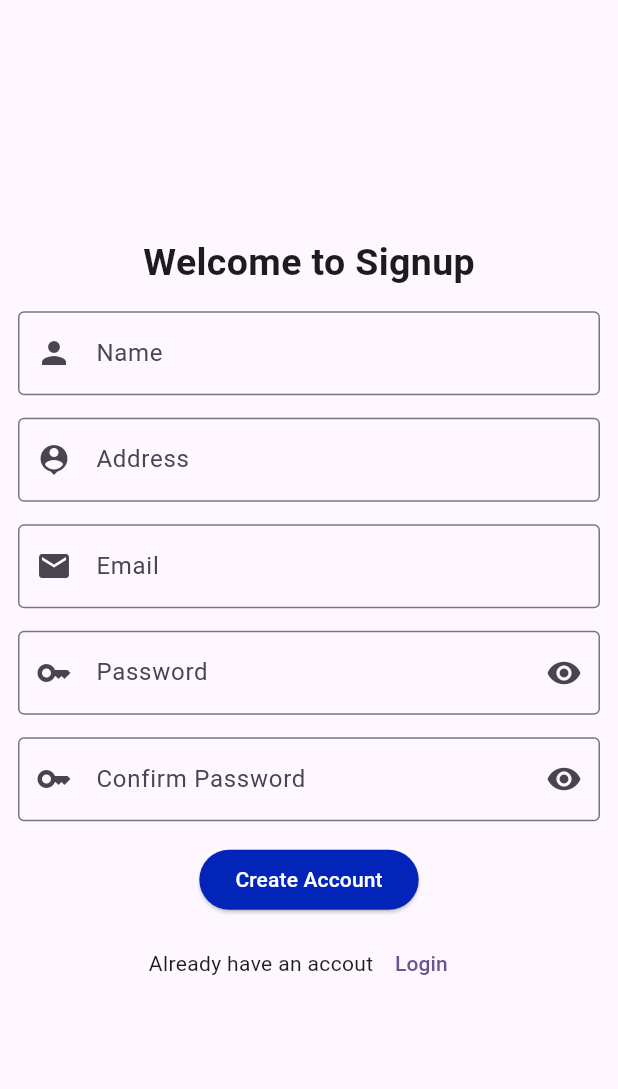
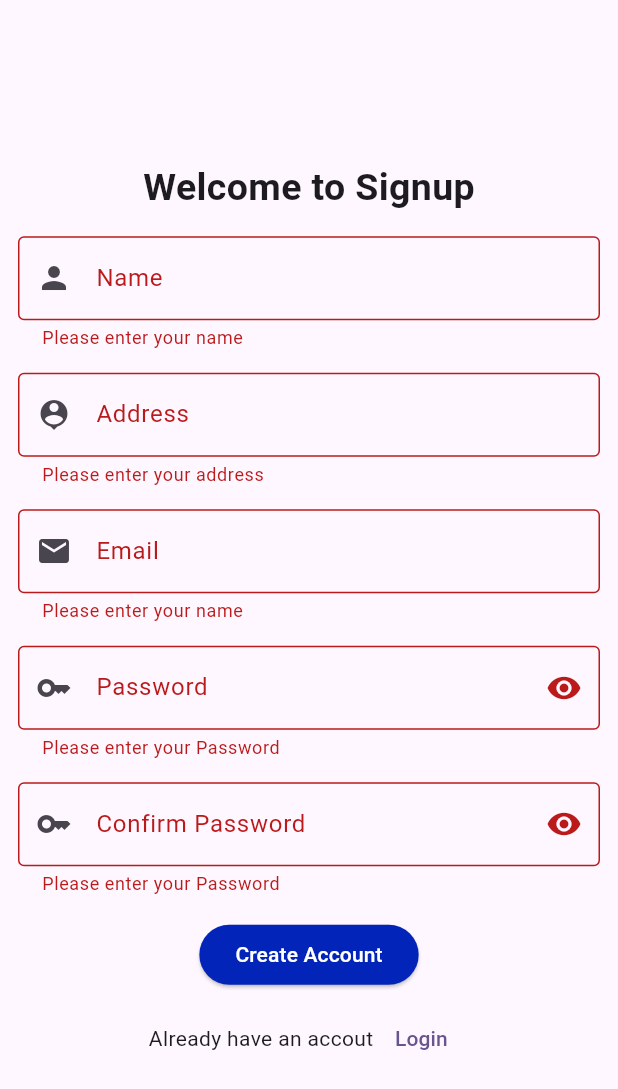
Before and after one commit to pukarnepali/flutter-signup-login, a Flutter app: the SignupScreen screen opened directly, after a tap on "Create Account", on a phone screen of 412 x 824 dp. Shown: the top 1089 px of the screen. Run offline on Flutter 3.47's test engine with Material 3 defaults, Android fonts, the phone set to English and light mode, and no system bars.

Commit message:
use of validator

```diff
--- a/lib/signup_screen.dart
+++ b/lib/signup_screen.dart
@@ -8,12 +8,15 @@ class SignupScreen extends StatefulWidget {
 }
 
 class _SignupScreenState extends State<SignupScreen> {
+  var _formKey = GlobalKey<FormState>();
   bool isVisible = true;
   @override
   Widget build(BuildContext context) {
     return Scaffold(
       body: Padding(
         padding: EdgeInsets.all(12.0),
+        child: Form(
+          key: _formKey,
           child: Column(
             mainAxisAlignment: MainAxisAlignment.center,
             children: [
@@ -24,34 +27,58 @@ class _SignupScreenState extends State<SignupScreen> {
               SizedBox(
                 height: 14,
               ),
-            TextField(
+              TextFormField(
                 decoration: InputDecoration(
                   prefixIcon: Icon(Icons.person),
                   labelText: "Name",
                   hintText: "Pukar Nepali",
                   border: OutlineInputBorder(),
                 ),
+                validator: (String? value) {
+                  if (value == null || value.isEmpty) {
+                    return "Please enter your name";
+                  } else if (value.length < 8) {
+                    return "Name should be atleast of 8 letters";
+                  }
+                  return null;
+                },
               ),
               SizedBox(height: 15),
-            TextField(
+              TextFormField(
                 decoration: InputDecoration(
                   prefixIcon: Icon(Icons.location_history),
                   labelText: "Address",
                   hintText: "Pokhara, Kaski",
                   border: OutlineInputBorder(),
                 ),
+                validator: (String? value) {
+                  if (value == null || value.isEmpty) {
+                    return "Please enter your address";
+                  } else if (value.length < 8) {
+                    return "Enter Valid Address";
+                  }
+                  return null;
+                },
               ),
               SizedBox(height: 15),
-            TextField(
+              TextFormField(
                 decoration: InputDecoration(
                   prefixIcon: Icon(Icons.email),
                   labelText: "Email",
                   hintText: "example@gmail.com",
                   border: OutlineInputBorder(),
                 ),
+                validator: (String? value) {
+                  if (value == null || value.isEmpty) {
+                    return "Please enter your name";
+                  } else if (value.length < 8) {
+                    return "Name should be atleast of 8 letters";
+                  }
+                  return null;
+                },
               ),
               SizedBox(height: 15),
-            TextField(
+              TextFormField(
                 obscureText: isVisible,
                 decoration: InputDecoration(
                   suffixIcon: IconButton(
@@ -65,9 +92,17 @@ class _SignupScreenState extends State<SignupScreen> {
                   hintText: "********",
                   border: OutlineInputBorder(),
                 ),
+                validator: (String? value) {
+                  if (value == null || value.isEmpty) {
+                    return "Please enter your Password";
+                  } else if (value.length < 8) {
+                    return "Password should be atleast of 8 letters";
+                  }
+                  return null;
+                },
               ),
               SizedBox(height: 15),
-            TextField(
+              TextFormField(
                 obscureText: isVisible,
                 decoration: InputDecoration(
                   suffixIcon: IconButton(
@@ -81,13 +116,26 @@ class _SignupScreenState extends State<SignupScreen> {
                   hintText: "********",
                   border: OutlineInputBorder(),
                 ),
+                validator: (String? value) {
+                  if (value == null || value.isEmpty) {
+                    return "Please enter your Password";
+                  } else if (value.length < 8) {
+                    return "Password should be atleast of 8 letters";
+                  }
+                  return null;
+                },
               ),
               SizedBox(height: 15),
               ElevatedButton(
                 style: ElevatedButton.styleFrom(
                     backgroundColor: Color.fromARGB(255, 3, 36, 184),
                     foregroundColor: Colors.white),
-              onPressed: () {},
+                onPressed: () {
+                  if (_formKey.currentState!.validate()) {
+                    ScaffoldMessenger.of(context).showSnackBar(
+                        SnackBar(content: Text("Form is validated")));
+                  }
+                },
                 child: Text("Create Account"),
               ),
               SizedBox(
@@ -108,6 +156,7 @@ class _SignupScreenState extends State<SignupScreen> {
             ],
           ),
         ),
+      ),
     );
   }
 }
```
Lines whose indentation alone changed are shown as unchanged.
